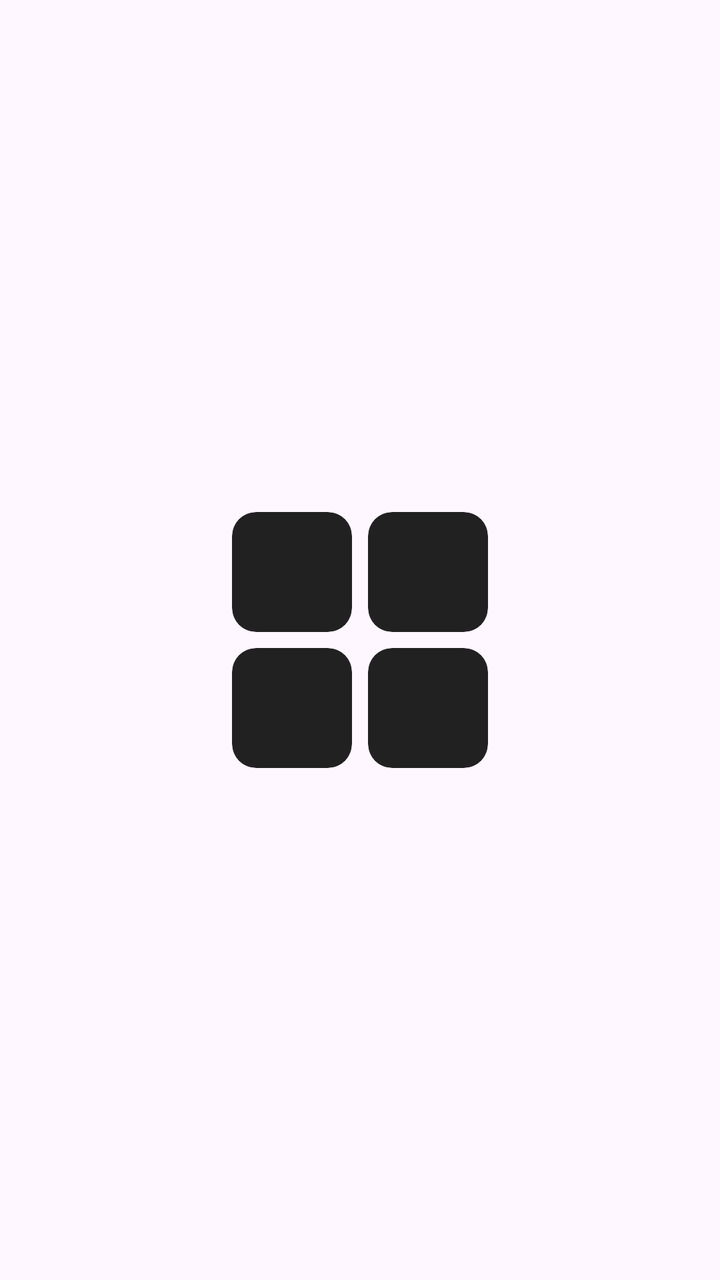
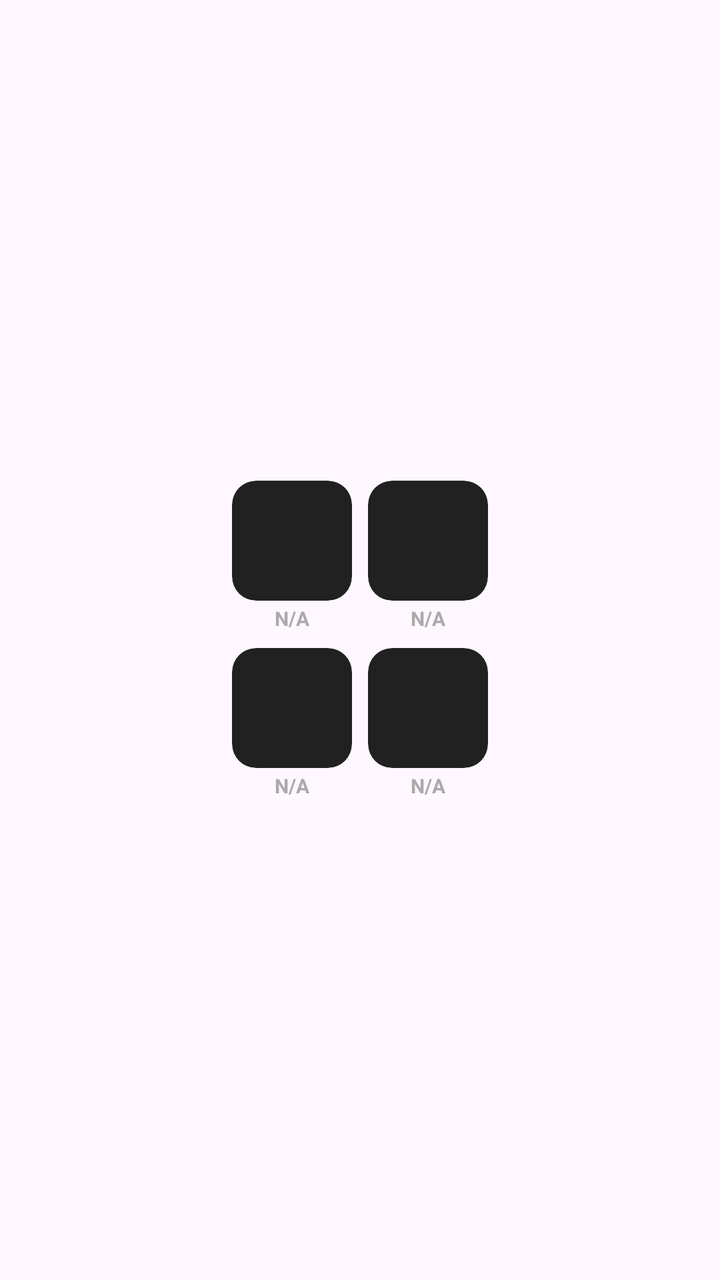

An Android layout rendered at two revisions. The XML below is the earlier revision; the diff shows what the commit changed to produce the second picture.
<!-- AndroidManifest.xml: application theme Theme.ProjectCecily -->
<!-- res/layout/item_dev_photo_grid.xml -->
<?xml version="1.0" encoding="utf-8"?>
<LinearLayout xmlns:android="http://schemas.android.com/apk/res/android"
    xmlns:app="http://schemas.android.com/apk/res-auto"
    android:layout_width="match_parent"
    android:layout_height="match_parent"
    android:gravity="center"
    android:orientation="vertical">

    
    <LinearLayout
        android:layout_width="match_parent"
        android:layout_height="wrap_content"
        android:gravity="center"
        android:orientation="horizontal">

        <com.google.android.material.card.MaterialCardView
            android:id="@+id/cardPageThumb1"
            android:layout_width="60dp"
            android:layout_height="60dp"
            android:layout_margin="4dp"
            android:clickable="true"
            android:focusable="true"
            app:cardBackgroundColor="#212121"
            app:cardCornerRadius="12dp"
            app:strokeWidth="0dp">

            <ImageView
                android:id="@+id/ivPageThumb1"
                android:layout_width="match_parent"
                android:layout_height="match_parent"
                android:scaleType="centerCrop"
                android:contentDescription="Photo Slot 1" />
        </com.google.android.material.card.MaterialCardView>

        <com.google.android.material.card.MaterialCardView
            android:id="@+id/cardPageThumb2"
            android:layout_width="60dp"
            android:layout_height="60dp"
            android:layout_margin="4dp"
            android:clickable="true"
            android:focusable="true"
            app:cardBackgroundColor="#212121"
            app:cardCornerRadius="12dp"
            app:strokeWidth="0dp">

            <ImageView
                android:id="@+id/ivPageThumb2"
                android:layout_width="match_parent"
                android:layout_height="match_parent"
                android:scaleType="centerCrop"
                android:contentDescription="Photo Slot 2" />
        </com.google.android.material.card.MaterialCardView>
    </LinearLayout>

    
    <LinearLayout
        android:layout_width="match_parent"
        android:layout_height="wrap_content"
        android:gravity="center"
        android:orientation="horizontal">

        <com.google.android.material.card.MaterialCardView
            android:id="@+id/cardPageThumb3"
            android:layout_width="60dp"
            android:layout_height="60dp"
            android:layout_margin="4dp"
            android:clickable="true"
            android:focusable="true"
            app:cardBackgroundColor="#212121"
            app:cardCornerRadius="12dp"
            app:strokeWidth="0dp">

            <ImageView
                android:id="@+id/ivPageThumb3"
                android:layout_width="match_parent"
                android:layout_height="match_parent"
                android:scaleType="centerCrop"
                android:contentDescription="Photo Slot 3" />
        </com.google.android.material.card.MaterialCardView>

        <com.google.android.material.card.MaterialCardView
            android:id="@+id/cardPageThumb4"
            android:layout_width="60dp"
            android:layout_height="60dp"
            android:layout_margin="4dp"
            android:clickable="true"
            android:focusable="true"
            app:cardBackgroundColor="#212121"
            app:cardCornerRadius="12dp"
            app:strokeWidth="0dp">

            <ImageView
                android:id="@+id/ivPageThumb4"
                android:layout_width="match_parent"
                android:layout_height="match_parent"
                android:scaleType="centerCrop"
                android:contentDescription="Photo Slot 4" />
        </com.google.android.material.card.MaterialCardView>
    </LinearLayout>

</LinearLayout>
<!-- resources referenced by this layout -->
<resources>
  <style name="Theme.ProjectCecily" parent="Base.Theme.ProjectCecily" />
  <style name="Base.Theme.ProjectCecily" parent="Theme.Material3.DayNight.NoActionBar">
          
          <item name="colorPrimary">@color/nav_selected</item>
          <item name="windowActionBar">false</item>
          <item name="windowNoTitle">true</item>
  
          
          <item name="colorOnSecondaryContainer">@color/nav_selected</item>
      </style>
  <color name="nav_selected">#007AFF</color>
</resources>

<!-- the commit's change to res/layout/item_dev_photo_grid.xml (unified diff, before → after) -->
@@ -13,43 +13,81 @@
         android:gravity="center"
         android:orientation="horizontal">
 
-        <com.google.android.material.card.MaterialCardView
-            android:id="@+id/cardPageThumb1"
-            android:layout_width="60dp"
-            android:layout_height="60dp"
+        
+        <LinearLayout
+            android:layout_width="wrap_content"
+            android:layout_height="wrap_content"
             android:layout_margin="4dp"
-            android:clickable="true"
-            android:focusable="true"
-            app:cardBackgroundColor="#212121"
-            app:cardCornerRadius="12dp"
-            app:strokeWidth="0dp">
+            android:gravity="center"
+            android:orientation="vertical">
 
-            <ImageView
-                android:id="@+id/ivPageThumb1"
-                android:layout_width="match_parent"
-                android:layout_height="match_parent"
-                android:scaleType="centerCrop"
-                android:contentDescription="Photo Slot 1" />
-        </com.google.android.material.card.MaterialCardView>
+            <com.google.android.material.card.MaterialCardView
+                android:id="@+id/cardPageThumb1"
+                android:layout_width="60dp"
+                android:layout_height="60dp"
+                android:clickable="true"
+                android:focusable="true"
+                app:cardBackgroundColor="#212121"
+                app:cardCornerRadius="12dp"
+                app:strokeWidth="0dp">
 
-        <com.google.android.material.card.MaterialCardView
-            android:id="@+id/cardPageThumb2"
-            android:layout_width="60dp"
-            android:layout_height="60dp"
+                <ImageView
+                    android:id="@+id/ivPageThumb1"
+                    android:layout_width="match_parent"
+                    android:layout_height="match_parent"
+                    android:scaleType="centerCrop"
+                    android:contentDescription="Photo Slot 1" />
+            </com.google.android.material.card.MaterialCardView>
+
+            <TextView
+                android:id="@+id/tvDevPhotoTime1"
+                android:layout_width="wrap_content"
+                android:layout_height="wrap_content"
+                android:layout_marginTop="2dp"
+                android:gravity="center"
+                android:text="N/A"
+                android:textColor="#AAAAAA"
+                android:textSize="10sp"
+                android:textStyle="bold" />
+        </LinearLayout>
+
+        
+        <LinearLayout
+            android:layout_width="wrap_content"
+            android:layout_height="wrap_content"
             android:layout_margin="4dp"
-            android:clickable="true"
-            android:focusable="true"
-            app:cardBackgroundColor="#212121"
-            app:cardCornerRadius="12dp"
-            app:strokeWidth="0dp">
+            android:gravity="center"
+            android:orientation="vertical">
 
-            <ImageView
-                android:id="@+id/ivPageThumb2"
-                android:layout_width="match_parent"
-                android:layout_height="match_parent"
-                android:scaleType="centerCrop"
-                android:contentDescription="Photo Slot 2" />
-        </com.google.android.material.card.MaterialCardView>
+            <com.google.android.material.card.MaterialCardView
+                android:id="@+id/cardPageThumb2"
+                android:layout_width="60dp"
+                android:layout_height="60dp"
+                android:clickable="true"
+                android:focusable="true"
+                app:cardBackgroundColor="#212121"
+                app:cardCornerRadius="12dp"
+                app:strokeWidth="0dp">
+
+                <ImageView
+                    android:id="@+id/ivPageThumb2"
+                    android:layout_width="match_parent"
+                    android:layout_height="match_parent"
+                    android:scaleType="centerCrop"
+                    android:contentDescription="Photo Slot 2" />
+            </com.google.android.material.card.MaterialCardView>
+
+            <TextView
+                android:id="@+id/tvDevPhotoTime2"
+                android:layout_width="wrap_content"
+                android:layout_height="wrap_content"
+                android:layout_marginTop="2dp"
+                android:gravity="center"
+                android:text="N/A"
+                android:textColor="#AAAAAA"
+                android:textSize="10sp"
+                android:textStyle="bold" />
+        </LinearLayout>
     </LinearLayout>
 
     
@@ -59,43 +97,81 @@
         android:gravity="center"
         android:orientation="horizontal">
 
-        <com.google.android.material.card.MaterialCardView
-            android:id="@+id/cardPageThumb3"
-            android:layout_width="60dp"
-            android:layout_height="60dp"
+        
+        <LinearLayout
+            android:layout_width="wrap_content"
+            android:layout_height="wrap_content"
             android:layout_margin="4dp"
-            android:clickable="true"
-            android:focusable="true"
-            app:cardBackgroundColor="#212121"
-            app:cardCornerRadius="12dp"
-            app:strokeWidth="0dp">
+            android:gravity="center"
+            android:orientation="vertical">
 
-            <ImageView
-                android:id="@+id/ivPageThumb3"
-                android:layout_width="match_parent"
-                android:layout_height="match_parent"
-                android:scaleType="centerCrop"
-                android:contentDescription="Photo Slot 3" />
-        </com.google.android.material.card.MaterialCardView>
+            <com.google.android.material.card.MaterialCardView
+                android:id="@+id/cardPageThumb3"
+                android:layout_width="60dp"
+                android:layout_height="60dp"
+                android:clickable="true"
+                android:focusable="true"
+                app:cardBackgroundColor="#212121"
+                app:cardCornerRadius="12dp"
+                app:strokeWidth="0dp">
 
-        <com.google.android.material.card.MaterialCardView
-            android:id="@+id/cardPageThumb4"
-            android:layout_width="60dp"
-            android:layout_height="60dp"
+                <ImageView
+                    android:id="@+id/ivPageThumb3"
+                    android:layout_width="match_parent"
+                    android:layout_height="match_parent"
+                    android:scaleType="centerCrop"
+                    android:contentDescription="Photo Slot 3" />
+            </com.google.android.material.card.MaterialCardView>
+
+            <TextView
+                android:id="@+id/tvDevPhotoTime3"
+                android:layout_width="wrap_content"
+                android:layout_height="wrap_content"
+                android:layout_marginTop="2dp"
+                android:gravity="center"
+                android:text="N/A"
+                android:textColor="#AAAAAA"
+                android:textSize="10sp"
+                android:textStyle="bold" />
+        </LinearLayout>
+
+        
+        <LinearLayout
+            android:layout_width="wrap_content"
+            android:layout_height="wrap_content"
             android:layout_margin="4dp"
-            android:clickable="true"
-            android:focusable="true"
-            app:cardBackgroundColor="#212121"
-            app:cardCornerRadius="12dp"
-            app:strokeWidth="0dp">
+            android:gravity="center"
+            android:orientation="vertical">
 
-            <ImageView
-                android:id="@+id/ivPageThumb4"
-                android:layout_width="match_parent"
-                android:layout_height="match_parent"
-                android:scaleType="centerCrop"
-                android:contentDescription="Photo Slot 4" />
-        </com.google.android.material.card.MaterialCardView>
+            <com.google.android.material.card.MaterialCardView
+                android:id="@+id/cardPageThumb4"
+                android:layout_width="60dp"
+                android:layout_height="60dp"
+                android:clickable="true"
+                android:focusable="true"
+                app:cardBackgroundColor="#212121"
+                app:cardCornerRadius="12dp"
+                app:strokeWidth="0dp">
+
+                <ImageView
+                    android:id="@+id/ivPageThumb4"
+                    android:layout_width="match_parent"
+                    android:layout_height="match_parent"
+                    android:scaleType="centerCrop"
+                    android:contentDescription="Photo Slot 4" />
+            </com.google.android.material.card.MaterialCardView>
+
+            <TextView
+                android:id="@+id/tvDevPhotoTime4"
+                android:layout_width="wrap_content"
+                android:layout_height="wrap_content"
+                android:layout_marginTop="2dp"
+                android:gravity="center"
+                android:text="N/A"
+                android:textColor="#AAAAAA"
+                android:textSize="10sp"
+                android:textStyle="bold" />
+        </LinearLayout>
     </LinearLayout>
 
 </LinearLayout>
